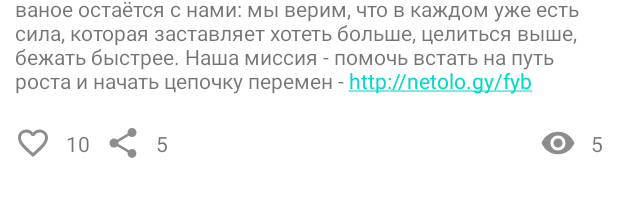
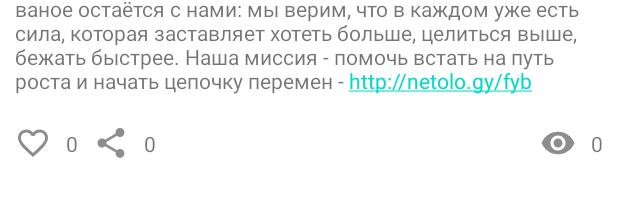
Before and after one commit to bobistry/starikov_nmedia, an Android app: the layout activity_main.xml on its own in the app's theme, with its tools: preview values and no code run, on a phone screen of 412 x 824 dp. Shown: the part 243-440 px from the top of the screen. Run offline under Robolectric (Android 15) with nearby library versions, the phone set to English and light mode, and no system bars.

Commit message:
сделал дз по счетчику на лайках, просмотрах и поделиться

```diff
--- a/app/src/main/res/values/strings.xml
+++ b/app/src/main/res/values/strings.xml
@@ -9,7 +9,7 @@
     <string name="author" translatable="false">Нетология. Университет интернет-профессий</string>
     <string name="published" translatable="false">21 мая в 18:36</string>
     <string name="article" translatable="false">Привет, это новая Нетология! Когда-то Нетология начиналась с интесивов по онлайн-маркетингу. Затем появились курсы по дизайну, разработке, аналитике и управлению. Мы растём сами и помогаем расти студентам от новичков до уверенных профессионалов. Но самое ваное остаётся с нами: мы верим, что в каждом уже есть сила, которая заставляет хотеть больше, целиться выше, бежать быстрее. Наша миссия - помочь встать на путь роста и начать цепочку перемен - http://netolo.gy/fyb</string>
-    <string name="likes" translatable="false">10</string>
-    <string name="shared" translatable="false">5</string>
-    <string name="watched" translatable="false">5</string>
+    <string name="likes" translatable="false">0</string>
+    <string name="shared" translatable="false">0</string>
+    <string name="watched" translatable="false">0</string>
 </resources>
```
Also changed, not shown: app/src/main/java/ru/netology/nmedia/MainActivity.kt (+10 -10 lines), app/src/main/java/ru/netology/nmedia/PostProcessor.kt (added, +11 -0 lines).
